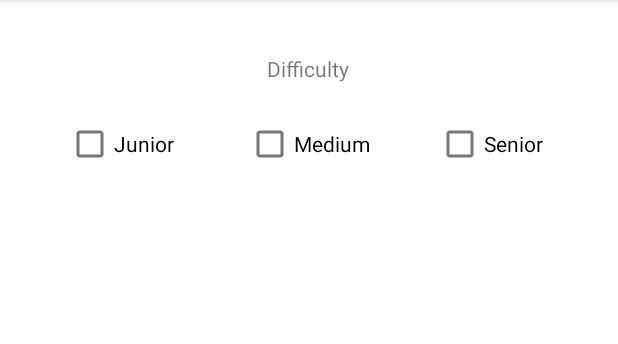
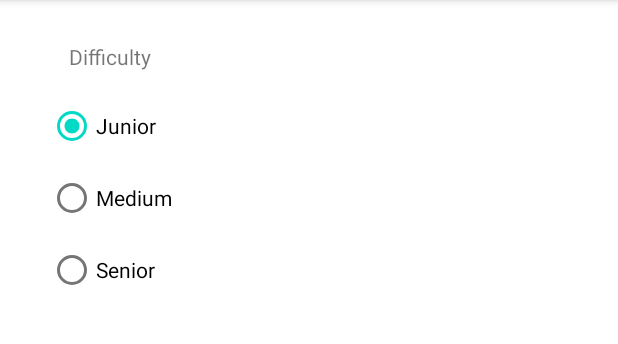
Before and after one commit to Bebrucha/Alias, an Android app: the settings screen opened directly, with no data from a screen before it, on a phone screen of 412 x 824 dp, the part 84-428 px from its top. Run offline under Robolectric (Android 15) with nearby library versions, the phone set to English and light mode, and no system bars.

Commit message:
Settings puslapis, sudėtingumo mygtukai

```diff
--- a/app/src/main/java/com/example/alias/MainActivity.java
+++ b/app/src/main/java/com/example/alias/MainActivity.java
@@ -23,10 +23,14 @@ import com.example.alias.databinding.ActivityMainBinding;
 import android.view.Menu;
 import android.view.MenuItem;
 import android.widget.Button;
+import android.widget.RadioButton;
+import android.widget.RadioGroup;
+import android.widget.TextView;
 
 import java.util.Locale;
 
 public class MainActivity extends AppCompatActivity {
+
 
     private AppBarConfiguration appBarConfiguration;
     private ActivityMainBinding binding;
@@ -35,6 +39,8 @@ public class MainActivity extends AppCompatActivity {
     protected void onCreate(Bundle savedInstanceState) {
         super.onCreate(savedInstanceState);
         loadLocale();
+
+
 
         binding = ActivityMainBinding.inflate(getLayoutInflater());
         setContentView(binding.getRoot());
--- a/app/src/main/res/layout/activity_settings.xml
+++ b/app/src/main/res/layout/activity_settings.xml
@@ -6,44 +6,50 @@
     android:layout_height="match_parent"
     tools:context=".settings">
 
+
+    //difficulty selection
+
     <TextView
         android:id="@+id/textView7"
         android:layout_width="wrap_content"
         android:layout_height="wrap_content"
-        android:layout_marginTop="36dp"
+        android:layout_marginTop="28dp"
         android:text="@string/difficulty"
         app:layout_constraintEnd_toEndOf="parent"
-        app:layout_constraintHorizontal_bias="0.498"
+        app:layout_constraintHorizontal_bias="0.128"
         app:layout_constraintStart_toStartOf="parent"
         app:layout_constraintTop_toTopOf="parent" />
 
-    <CheckBox
-        android:id="@+id/Junior_checkBox"
-        android:layout_width="77dp"
-        android:layout_height="48dp"
-        android:layout_marginStart="44dp"
-        android:layout_marginTop="72dp"
-        android:text="@string/junior"
+    <RadioGroup
+        android:id="@+id/radioGroup"
+        android:layout_width="wrap_content"
+        android:layout_height="wrap_content"
+        android:layout_centerHorizontal="true"
+        android:layout_marginTop="60dp"
+        app:layout_constraintEnd_toEndOf="parent"
+        app:layout_constraintHorizontal_bias="0.097"
         app:layout_constraintStart_toStartOf="parent"
-        app:layout_constraintTop_toTopOf="parent" />
+        app:layout_constraintTop_toTopOf="parent">
 
-    <CheckBox
-        android:id="@+id/Medium_checkBox"
-        android:layout_width="84dp"
-        android:layout_height="48dp"
-        android:layout_marginTop="72dp"
-        android:text="@string/medium"
-        app:layout_constraintEnd_toStartOf="@+id/Senior_checkBox"
-        app:layout_constraintStart_toEndOf="@+id/Junior_checkBox"
-        app:layout_constraintTop_toTopOf="parent" />
 
-    <CheckBox
-        android:id="@+id/Senior_checkBox"
-        android:layout_width="77dp"
-        android:layout_height="48dp"
-        android:layout_marginTop="72dp"
-        android:layout_marginEnd="44dp"
-        android:text="@string/senior"
-        app:layout_constraintEnd_toEndOf="parent"
-        app:layout_constraintTop_toTopOf="parent" />
+        <RadioButton
+            android:id="@+id/Junior"
+            android:layout_width="83dp"
+            android:layout_height="48dp"
+            android:checked="true"
+            android:text="@string/junior" />
+
+        <RadioButton
+            android:id="@+id/Medium"
+            android:layout_width="wrap_content"
+            android:layout_height="wrap_content"
+            android:text="@string/medium" />
+
+        <RadioButton
+            android:id="@+id/Senior"
+            android:layout_width="83dp"
+            android:layout_height="48dp"
+            android:text="@string/senior" />
+    </RadioGroup>
+    //difficulty selection
 </androidx.constraintlayout.widget.ConstraintLayout>
--- a/app/src/main/res/values/strings.xml
+++ b/app/src/main/res/values/strings.xml
@@ -18,4 +18,5 @@
     <string name="medium">Medium</string>
     <string name="senior">Senior</string>
     <string name="junior">Junior</string>
+    <string name="difficulty_selection">Difficulty</string>
 </resources>
```
Also changed, not shown: 1 other file.
